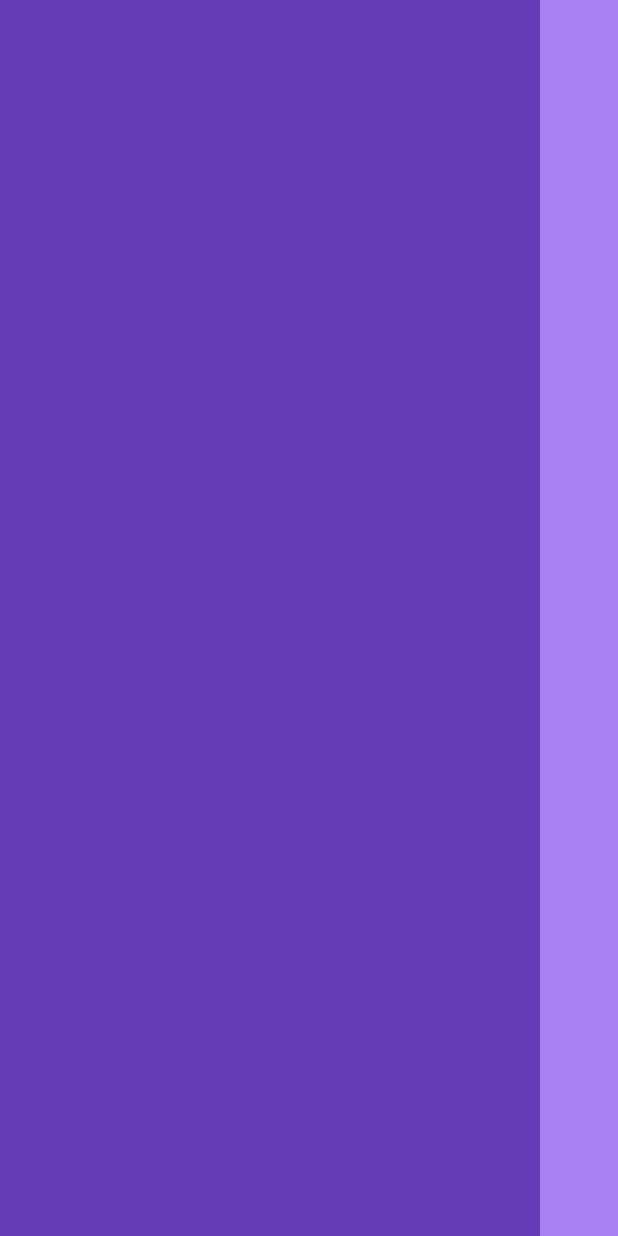
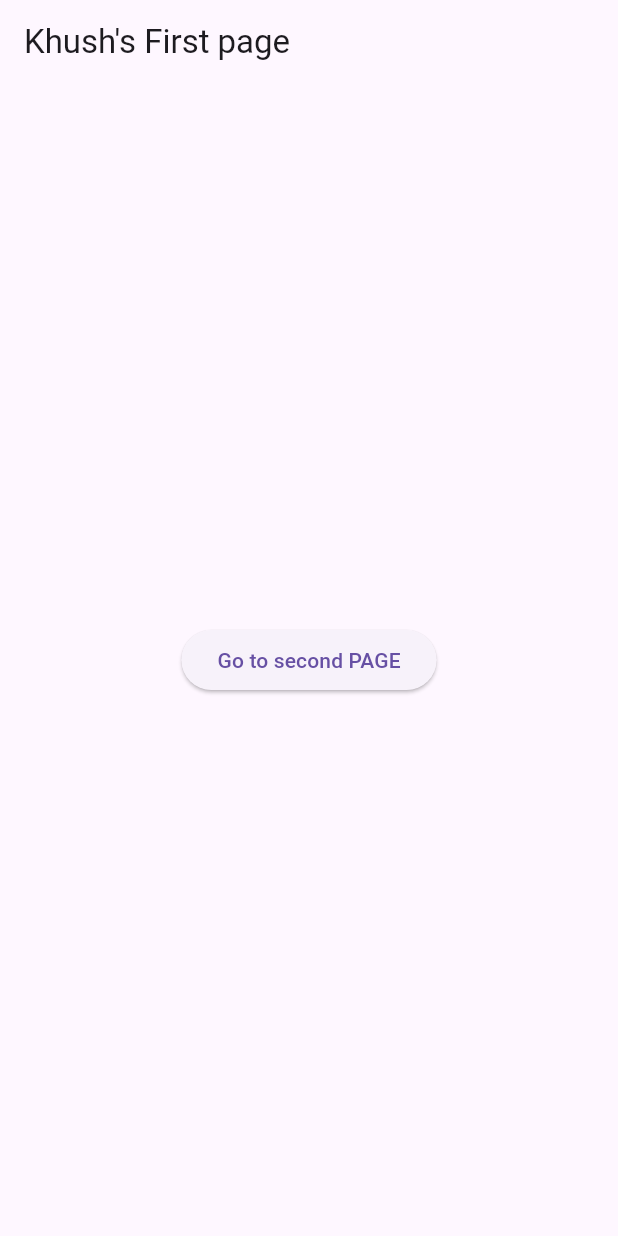
Before and after one commit to khushboojain01/flutterfly, a Flutter app: the screen it shows after launch, on a phone screen of 412 x 824 dp. Run offline on Flutter 3.47's test engine with Material 3 defaults, Android fonts, the phone set to English and light mode, and no system bars.

Commit message:
Navigating through pages

```diff
--- /dev/null
+++ b/lib/Pages/first_page.dart
@@ -0,0 +1,28 @@
+import 'package:flutter/material.dart';
+import 'package:flutterfly/Pages/second_page.dart';
+
+class FirstPage extends StatelessWidget {
+const FirstPage ({super.key});
+
+@override
+  Widget build(BuildContext context) {
+    return Scaffold(
+      appBar: AppBar(title: Text("Khush's First page")),
+      body: Center(child: ElevatedButton(
+            child: Text("Go to second PAGE"),
+            onPressed: (){
+              //navigate to second page
+              Navigator.push(
+                context,
+                MaterialPageRoute(
+                  builder:(context) => SecondPage(),
+                )
+              );
+            }
+            ),
+          )
+
+      );
+  }
+
+}
--- a/lib/main.dart
+++ b/lib/main.dart
@@ -1,6 +1,7 @@
 import 'package:flutter/cupertino.dart';
 import 'package:flutter/material.dart';
 import 'package:flutter/widgets.dart';
+import 'package:flutterfly/Pages/first_page.dart';
 
 void main() {
   runApp(const MyApp());
@@ -14,38 +15,7 @@
   Widget build(BuildContext context) {
     return MaterialApp(
       debugShowCheckedModeBanner: false, // Removes the debug banner on UI
-      home: Scaffold(
-        body: ListView(
-          scrollDirection: Axis.horizontal,
-          children: [
-            //1st Box
-            Expanded(
-            child: Container(
-              width: 360,
-              color: Colors.deepPurple,
-            ),
-            ),
-
-            //2nd Box
-            Expanded(
-              flex: 2, //makes this box bigger than the rest
-            child:Container(
-              width: 350,
-              color: Color.fromARGB(255, 169, 128, 239),
-
-            ),
-            ),
-
-            //3rd Box
-            Expanded(
-            child: Container(
-              width: 350,
-              color: Color.fromARGB(255, 190, 166, 232),
-            ),
-            ),
-          ],
-        )
-      )
+      home: FirstPage(),
     );
   }
 }
```
Also changed, not shown: lib/Pages/second_page.dart (added, +15 -0 lines), 1 other file.
